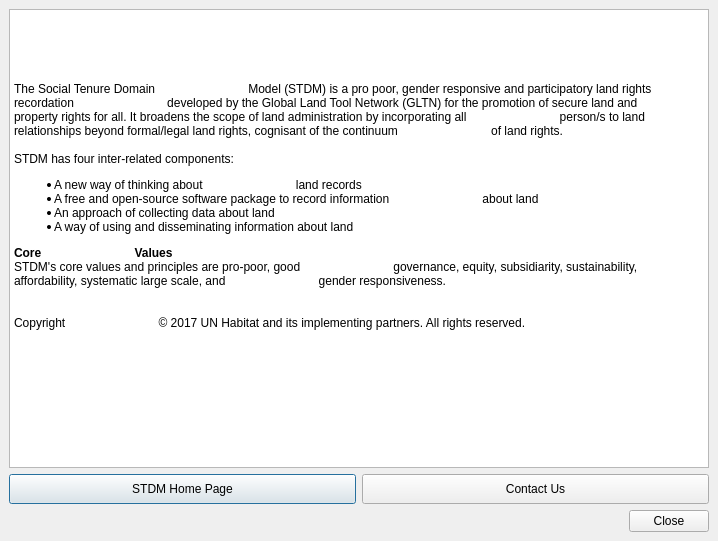
Above: stdm/ui/ui_about_stdm.ui from gltn/stdm before the change. Below: the same form after it.
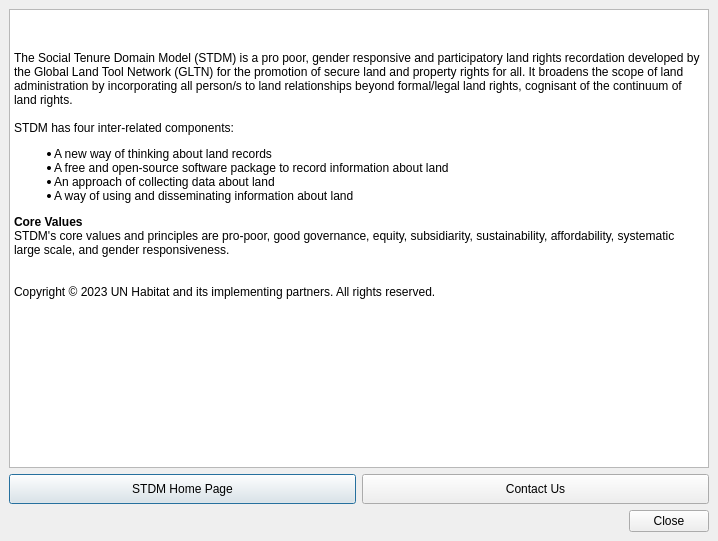
That is the form after the change. Icons and pictures are not drawn.

Commit message: AboutDlg: Fix mis-aligned text in the About dialog window

```diff
--- a/stdm/ui/ui_about_stdm.ui
+++ b/stdm/ui/ui_about_stdm.ui
@@ -30,53 +30,18 @@
                     </property>
                     <property name="html">
                         <string>&lt;!DOCTYPE HTML PUBLIC &quot;-//W3C//DTD HTML 4.0//EN&quot; &quot;http://www.w3.org/TR/REC-html40/strict.dtd&quot;&gt;
-                            &lt;html&gt;&lt;head&gt;&lt;meta name=&quot;qrichtext&quot; content=&quot;1&quot; /&gt;&lt;title&gt;About
-                            STDM&lt;/title&gt;&lt;style type=&quot;text/css&quot;&gt;
-                            p, li { white-space: pre-wrap; }
-                            &lt;/style&gt;&lt;/head&gt;&lt;body style=&quot; font-family:'MS Shell Dlg 2';
-                            font-size:7.5pt; font-weight:400; font-style:normal;&quot;&gt;
-                            &lt;p style=&quot; margin-top:0px; margin-bottom:0px; margin-left:36px; margin-right:36px;
-                            -qt-block-indent:0; text-indent:0px;&quot;&gt;&lt;span style=&quot;
-                            font-family:'Arial,Helvetica,sans-serif'; font-size:5pt; font-weight:200;&quot;&gt; &lt;/span&gt;&lt;/p&gt;
-                            &lt;p align=&quot;center&quot; style=&quot; margin-top:0px; margin-bottom:0px;
-                            margin-left:36px; margin-right:36px; -qt-block-indent:0; text-indent:0px;&quot;&gt;&lt;img
-                            src=&quot;:/plugins/stdm/images/icons/stdm_2.png&quot; /&gt;&lt;span style=&quot;
-                            font-family:'Arial,Helvetica,sans-serif'; font-size:14pt; font-weight:600;&quot;&gt; &lt;/span&gt;&lt;/p&gt;
-                            &lt;p style=&quot; margin-top:5px; margin-bottom:0px; margin-left:0px; margin-right:0px;
-                            -qt-block-indent:0; text-indent:0px;&quot;&gt;&lt;span style=&quot;
-                            font-family:'Arial,Helvetica,sans-serif'; font-size:9pt;&quot;&gt;The Social Tenure Domain
-                            Model (STDM) is a pro poor, gender responsive and participatory land rights recordation
-                            developed by the Global Land Tool Network (GLTN) for the promotion of secure land and
-                            property rights for all. It broadens the scope of land administration by incorporating all
-                            person/s to land relationships beyond formal/legal land rights, cognisant of the continuum
-                            of land rights. &lt;br /&gt;&lt;br /&gt;STDM has four inter-related components:&lt;/span&gt;&lt;/p&gt;
-                            &lt;ul style=&quot;margin-top: 0px; margin-bottom: 0px; margin-left: 0px; margin-right: 0px;
-                            -qt-list-indent: 1;&quot;&gt;&lt;li style=&quot; font-family:'Arial,Helvetica,sans-serif';
-                            font-size:9pt;&quot; style=&quot; margin-top:12px; margin-bottom:0px; margin-left:0px;
-                            margin-right:0px; -qt-block-indent:0; text-indent:0px;&quot;&gt;A new way of thinking about
-                            land records &lt;/li&gt;
-                            &lt;li style=&quot; font-family:'Arial,Helvetica,sans-serif'; font-size:9pt;&quot; style=&quot;
-                            margin-top:0px; margin-bottom:0px; margin-left:0px; margin-right:0px; -qt-block-indent:0;
-                            text-indent:0px;&quot;&gt;A free and open-source software package to record information
-                            about land &lt;/li&gt;
-                            &lt;li style=&quot; font-family:'Arial,Helvetica,sans-serif'; font-size:9pt;&quot; style=&quot;
-                            margin-top:0px; margin-bottom:0px; margin-left:0px; margin-right:0px; -qt-block-indent:0;
-                            text-indent:0px;&quot;&gt;An approach of collecting data about land &lt;/li&gt;
-                            &lt;li style=&quot; font-family:'Arial,Helvetica,sans-serif'; font-size:9pt;&quot; style=&quot;
-                            margin-top:0px; margin-bottom:12px; margin-left:0px; margin-right:0px; -qt-block-indent:0;
-                            text-indent:0px;&quot;&gt;A way of using and disseminating information about land&lt;/li&gt;&lt;/ul&gt;
-                            &lt;p style=&quot; margin-top:0px; margin-bottom:0px; margin-left:0px; margin-right:0px;
-                            -qt-block-indent:0; text-indent:0px;&quot;&gt;&lt;span style=&quot;
-                            font-family:'Arial,Helvetica,sans-serif'; font-size:9pt; font-weight:600;&quot;&gt;Core
-                            Values&lt;/span&gt;&lt;span style=&quot; font-family:'Arial,Helvetica,sans-serif';
-                            font-size:9pt;&quot;&gt;&lt;br /&gt;STDM's core values and principles are pro-poor, good
-                            governance, equity, subsidiarity, sustainability, affordability, systematic large scale, and
-                            gender responsiveness.&lt;/span&gt;&lt;/p&gt;
-                            &lt;p style=&quot; margin-top:0px; margin-bottom:0px; margin-left:0px; margin-right:0px;
-                            -qt-block-indent:0; text-indent:0px;&quot;&gt;&lt;span style=&quot;
-                            font-family:'Arial,Helvetica,sans-serif'; font-size:9pt;&quot;&gt;&lt;br /&gt;&lt;br /&gt;Copyright
-                            © 2017 UN Habitat and its implementing partners. All rights reserved.&lt;/span&gt;&lt;/p&gt;&lt;/body&gt;&lt;/html&gt;
-                        </string>
+&lt;html&gt;&lt;head&gt;&lt;meta name=&quot;qrichtext&quot; content=&quot;1&quot; /&gt;&lt;title&gt;About STDM&lt;/title&gt;&lt;style type=&quot;text/css&quot;&gt;
+p, li { white-space: pre-wrap; }
+&lt;/style&gt;&lt;/head&gt;&lt;body style=&quot; font-family:'MS Shell Dlg 2'; font-size:7.5pt; font-weight:400; font-style:normal;&quot;&gt;
+&lt;p style=&quot; margin-top:0px; margin-bottom:0px; margin-left:0px; margin-right:0px; -qt-block-indent:0; text-indent:0px;&quot;&gt;&lt;span style=&quot; font-family:'Arial,Helvetica,sans-serif'; font-size:5pt; font-weight:200;&quot;&gt;    &lt;/span&gt;&lt;/p&gt;
+&lt;p align=&quot;center&quot; style=&quot; margin-top:0px; margin-bottom:0px; margin-left:36px; margin-right:36px; -qt-block-indent:0; text-indent:0px;&quot;&gt;&lt;img src=&quot;:/plugins/stdm/images/icons/stdm_2.png&quot; /&gt;&lt;span style=&quot; font-family:'Arial,Helvetica,sans-serif'; font-size:14pt; font-weight:600;&quot;&gt;    &lt;/span&gt;&lt;/p&gt;
+&lt;p style=&quot; margin-top:5px; margin-bottom:0px; margin-left:0px; margin-right:0px; -qt-block-indent:0; text-indent:0px;&quot;&gt;&lt;span style=&quot; font-family:'Arial,Helvetica,sans-serif'; font-size:9pt;&quot;&gt;The Social Tenure Domain Model (STDM) is a pro poor, gender responsive and participatory land rights recordation developed by the Global Land Tool Network (GLTN) for the promotion of secure land and property rights for all. It broadens the scope of land administration by incorporating all person/s to land relationships beyond formal/legal land rights, cognisant of the continuum of land rights. &lt;br /&gt;&lt;br /&gt;STDM has four inter-related components:&lt;/span&gt;&lt;/p&gt;
+&lt;ul style=&quot;margin-top: 0px; margin-bottom: 0px; margin-left: 0px; margin-right: 0px; -qt-list-indent: 1;&quot;&gt;&lt;li style=&quot; font-family:'Arial,Helvetica,sans-serif'; font-size:9pt;&quot; style=&quot; margin-top:12px; margin-bottom:0px; margin-left:0px; margin-right:0px; -qt-block-indent:0; text-indent:0px;&quot;&gt;A new way of thinking about land records    &lt;/li&gt;
+&lt;li style=&quot; font-family:'Arial,Helvetica,sans-serif'; font-size:9pt;&quot; style=&quot; margin-top:0px; margin-bottom:0px; margin-left:0px; margin-right:0px; -qt-block-indent:0; text-indent:0px;&quot;&gt;A free and open-source software package to record information about land    &lt;/li&gt;
+&lt;li style=&quot; font-family:'Arial,Helvetica,sans-serif'; font-size:9pt;&quot; style=&quot; margin-top:0px; margin-bottom:0px; margin-left:0px; margin-right:0px; -qt-block-indent:0; text-indent:0px;&quot;&gt;An approach of collecting data about land    &lt;/li&gt;
+&lt;li style=&quot; font-family:'Arial,Helvetica,sans-serif'; font-size:9pt;&quot; style=&quot; margin-top:0px; margin-bottom:12px; margin-left:0px; margin-right:0px; -qt-block-indent:0; text-indent:0px;&quot;&gt;A way of using and disseminating information about land&lt;/li&gt;&lt;/ul&gt;
+&lt;p style=&quot; margin-top:0px; margin-bottom:0px; margin-left:0px; margin-right:0px; -qt-block-indent:0; text-indent:0px;&quot;&gt;&lt;span style=&quot; font-family:'Arial,Helvetica,sans-serif'; font-size:9pt; font-weight:600;&quot;&gt;Core Values&lt;/span&gt;&lt;span style=&quot; font-family:'Arial,Helvetica,sans-serif'; font-size:9pt;&quot;&gt;&lt;br /&gt;STDM's core values and principles are pro-poor, good governance, equity, subsidiarity, sustainability, affordability, systematic large scale, and gender responsiveness.&lt;/span&gt;&lt;/p&gt;
+&lt;p style=&quot; margin-top:0px; margin-bottom:0px; margin-left:0px; margin-right:0px; -qt-block-indent:0; text-indent:0px;&quot;&gt;&lt;span style=&quot; font-family:'Arial,Helvetica,sans-serif'; font-size:9pt;&quot;&gt;&lt;br /&gt;&lt;br /&gt;Copyright © 2023 UN Habitat and its implementing partners. All rights reserved.&lt;/span&gt;&lt;/p&gt;&lt;/body&gt;&lt;/html&gt;</string>
                     </property>
                 </widget>
             </item>
```
Left out of the diff: 4 changed lines with no effect on the pictures. Lines whose indentation alone changed are shown as unchanged. The commit also changes 2 other files.
